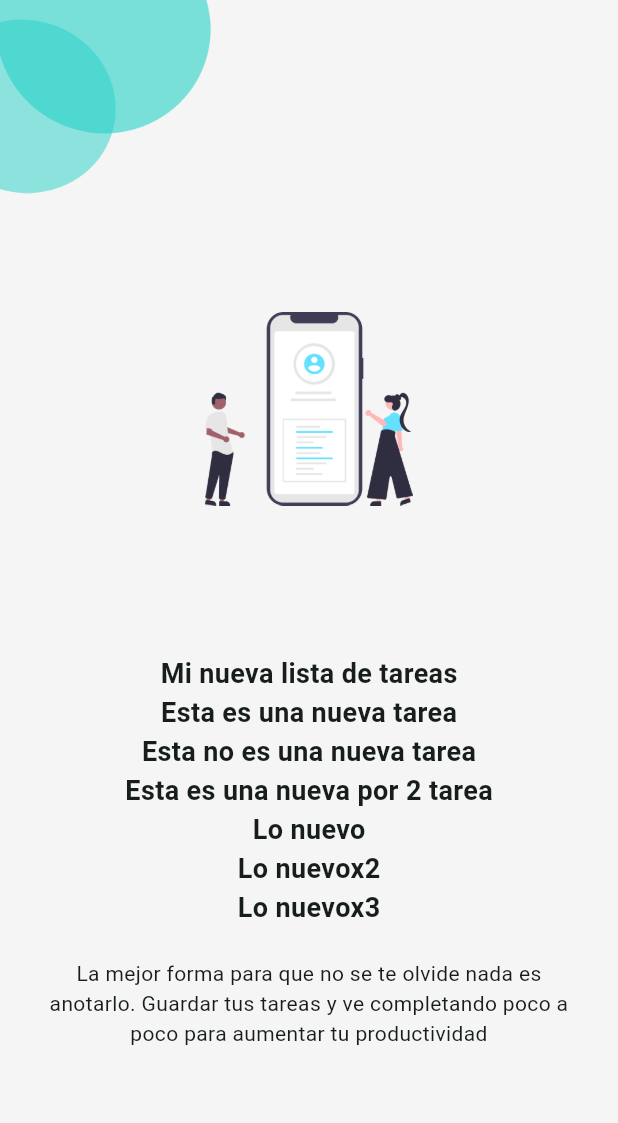
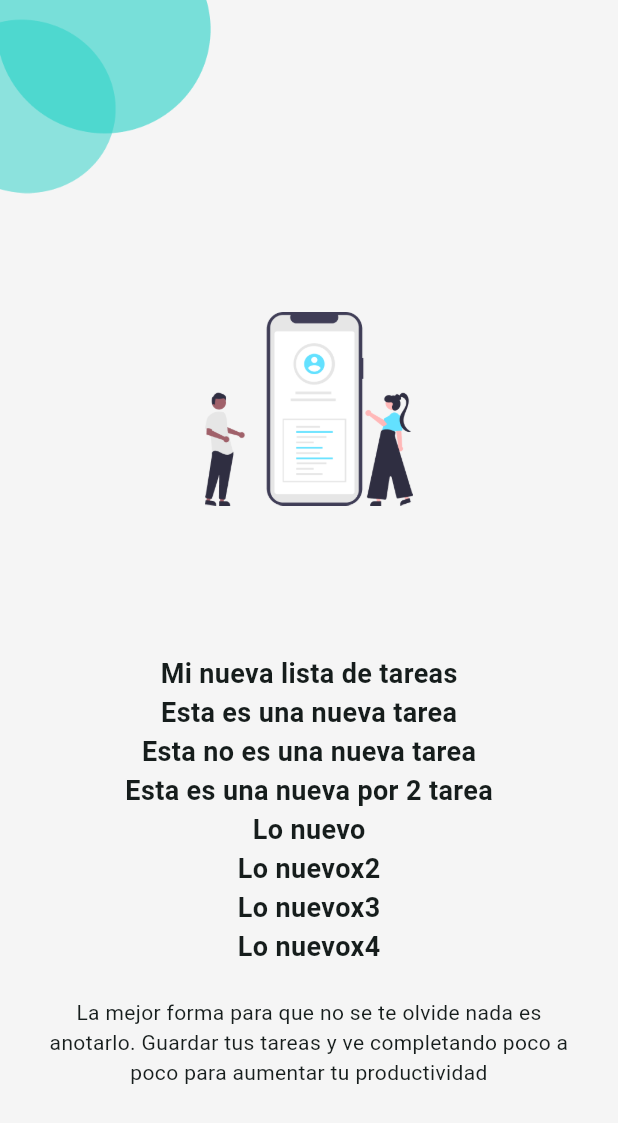
Before and after one commit to LuisFXZ/Lista_De_Tareas, a Flutter app: the screen it shows after launch, on a phone screen of 412 x 824 dp. Shown: the top 1123 px of the screen. Run offline on Flutter 3.47's test engine with Material 2 defaults, Android fonts, the phone set to English and light mode, and no system bars.

Commit message:
h1/Lo nuevo 4 commit

```diff
--- a/lib/app/view/splash/splash_page.dart
+++ b/lib/app/view/splash/splash_page.dart
@@ -28,6 +28,7 @@ class SplashPage extends StatelessWidget {
           const H1('Lo nuevo'),
           const H1('Lo nuevox2'),
           const H1('Lo nuevox3'),
+          const H1('Lo nuevox4'),
           const SizedBox(height: 21),
           GestureDetector(
             onTap: () {
```
